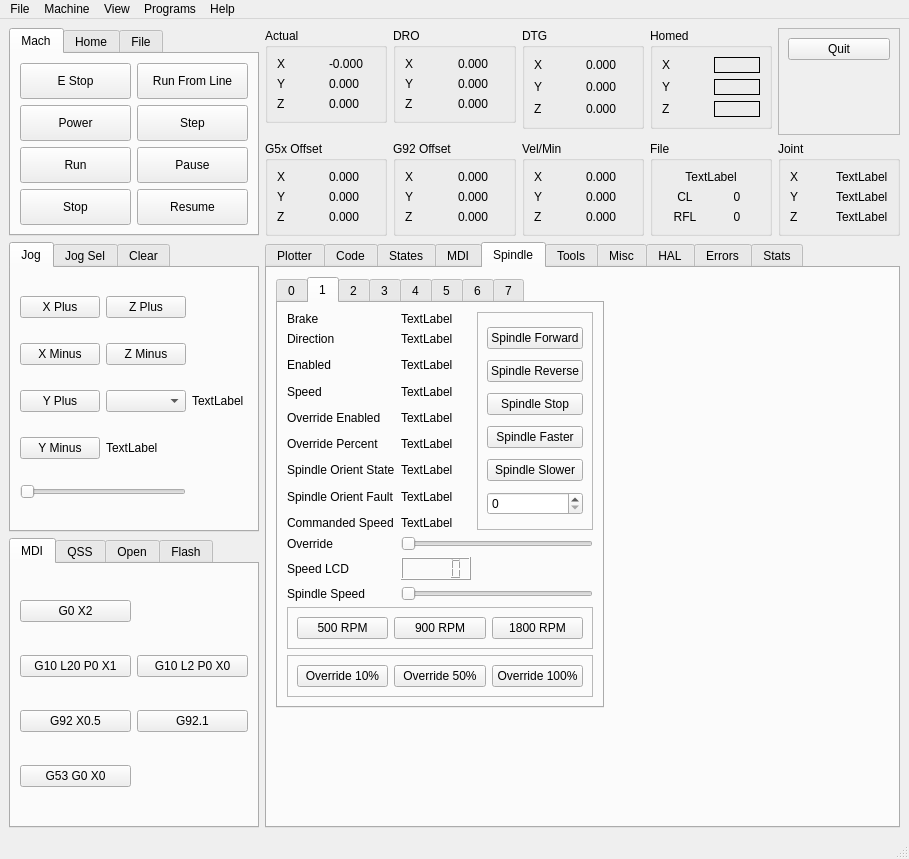
Old version of the form examples/testgui/multi-spindle.ui in the repository jethornton/flexgui.
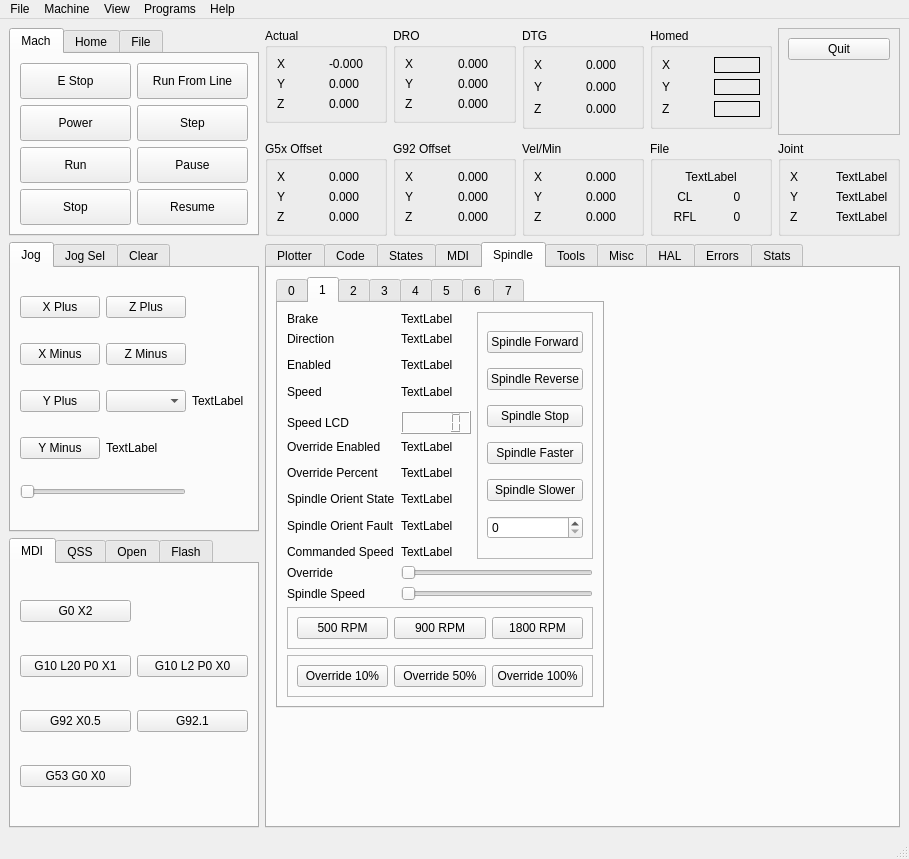
New version of the form. The open tabs and pages were chosen to show the change.

```diff
--- a/examples/testgui/multi-spindle.ui
+++ b/examples/testgui/multi-spindle.ui
@@ -1101,125 +1101,7 @@
             <string>1</string>
            </attribute>
            <layout class="QGridLayout" name="gridLayout_35">
-            <item row="1" column="1">
-             <widget class="QLabel" name="spindle_direction_1_lb">
-              <property name="text">
-               <string>TextLabel</string>
-              </property>
-             </widget>
-            </item>
-            <item row="15" column="0">
-             <widget class="QLabel" name="label_64">
-              <property name="text">
-               <string>Commanded Speed</string>
-              </property>
-             </widget>
-            </item>
-            <item row="15" column="1">
-             <widget class="QLabel" name="spindle_cmd_speed_1_lb">
-              <property name="text">
-               <string>TextLabel</string>
-              </property>
-             </widget>
-            </item>
-            <item row="9" column="0">
-             <widget class="QLabel" name="label_63">
-              <property name="text">
-               <string>Override Percent</string>
-              </property>
-             </widget>
-            </item>
-            <item row="13" column="0">
-             <widget class="QLabel" name="label_123">
-              <property name="text">
-               <string>Spindle Orient Fault</string>
-              </property>
-             </widget>
-            </item>
-            <item row="13" column="1">
-             <widget class="QLabel" name="spindle_orient_fault_1_lb">
-              <property name="text">
-               <string>TextLabel</string>
-              </property>
-             </widget>
-            </item>
-            <item row="11" column="1">
-             <widget class="QLabel" name="spindle_orient_state_1_lb">
-              <property name="text">
-               <string>TextLabel</string>
-              </property>
-             </widget>
-            </item>
-            <item row="5" column="1">
-             <widget class="QLabel" name="spindle_speed_1_lb">
-              <property name="text">
-               <string>TextLabel</string>
-              </property>
-             </widget>
-            </item>
-            <item row="3" column="0">
-             <widget class="QLabel" name="label_65">
-              <property name="text">
-               <string>Enabled</string>
-              </property>
-             </widget>
-            </item>
-            <item row="17" column="0">
-             <widget class="QLabel" name="label_129">
-              <property name="text">
-               <string>Speed LCD</string>
-              </property>
-             </widget>
-            </item>
-            <item row="16" column="0">
-             <widget class="QLabel" name="label_62">
-              <property name="text">
-               <string>Override</string>
-              </property>
-             </widget>
-            </item>
-            <item row="5" column="0">
-             <widget class="QLabel" name="label_67">
-              <property name="text">
-               <string>Speed</string>
-              </property>
-             </widget>
-            </item>
-            <item row="1" column="0">
-             <widget class="QLabel" name="label_68">
-              <property name="text">
-               <string>Direction</string>
-              </property>
-             </widget>
-            </item>
-            <item row="17" column="1">
-             <widget class="QLCDNumber" name="spindle_speed_1_lcd"/>
-            </item>
-            <item row="7" column="0">
-             <widget class="QLabel" name="label_115">
-              <property name="text">
-               <string>Override Enabled</string>
-              </property>
-             </widget>
-            </item>
-            <item row="16" column="1" colspan="2">
-             <widget class="QSlider" name="spindle_override_1_sl">
-              <property name="maximum">
-               <number>100</number>
-              </property>
-              <property name="orientation">
-               <enum>Qt::Horizontal</enum>
-              </property>
-             </widget>
-            </item>
-            <item row="0" column="0">
-             <widget class="QLabel" name="label_66">
-              <property name="text">
-               <string>Brake</string>
-              </property>
-             </widget>
-            </item>
-            <item row="19" column="0" colspan="3">
+            <item row="20" column="0" colspan="3">
              <widget class="QFrame" name="frame_11">
               <property name="frameShape">
                <enum>QFrame::StyledPanel</enum>
@@ -1252,64 +1134,42 @@
               </layout>
              </widget>
             </item>
-            <item row="11" column="0">
-             <widget class="QLabel" name="label_122">
+            <item row="3" column="1">
+             <widget class="QLabel" name="spindle_enabled_1_lb">
               <property name="text">
-               <string>Spindle Orient State</string>
+               <string>TextLabel</string>
               </property>
              </widget>
             </item>
-            <item row="0" column="2" rowspan="16">
-             <widget class="QFrame" name="frame_3">
-              <property name="frameShape">
-               <enum>QFrame::StyledPanel</enum>
+            <item row="19" column="1" colspan="2">
+             <widget class="QSlider" name="spindle_speed_1_sl">
+              <property name="orientation">
+               <enum>Qt::Horizontal</enum>
               </property>
-              <property name="frameShadow">
-               <enum>QFrame::Raised</enum>
+             </widget>
+            </item>
+            <item row="8" column="0">
+             <widget class="QLabel" name="label_115">
+              <property name="text">
+               <string>Override Enabled</string>
               </property>
-              <layout class="QGridLayout" name="gridLayout_43">
-               <item row="0" column="0">
-                <widget class="QPushButton" name="spindle_fwd_1_pb">
-                 <property name="text">
-                  <string>Spindle Forward</string>
-                 </property>
-                </widget>
-               </item>
-               <item row="1" column="0">
-                <widget class="QPushButton" name="spindle_rev_1_pb">
-                 <property name="text">
-                  <string>Spindle Reverse</string>
-                 </property>
-                </widget>
-               </item>
-               <item row="4" column="0">
-                <widget class="QPushButton" name="spindle_minus_1_pb">
-                 <property name="text">
-                  <string>Spindle Slower</string>
-                 </property>
-                </widget>
-               </item>
-               <item row="2" column="0">
-                <widget class="QPushButton" name="spindle_stop_1_pb">
-                 <property name="text">
-                  <string>Spindle Stop</string>
-                 </property>
-                </widget>
-               </item>
-               <item row="3" column="0">
-                <widget class="QPushButton" name="spindle_plus_1_pb">
-                 <property name="text">
-                  <string>Spindle Faster</string>
-                 </property>
-                </widget>
-               </item>
-               <item row="5" column="0">
-                <widget class="QSpinBox" name="spindle_speed_1_sb"/>
-               </item>
-              </layout>
              </widget>
             </item>
-            <item row="21" column="0" colspan="3">
+            <item row="14" column="1">
+             <widget class="QLabel" name="spindle_orient_fault_1_lb">
+              <property name="text">
+               <string>TextLabel</string>
+              </property>
+             </widget>
+            </item>
+            <item row="8" column="1">
+             <widget class="QLabel" name="spindle_override_enabled_1_lb">
+              <property name="text">
+               <string>TextLabel</string>
+              </property>
+             </widget>
+            </item>
+            <item row="22" column="0" colspan="3">
              <widget class="QFrame" name="frame_10">
               <property name="frameShape">
                <enum>QFrame::StyledPanel</enum>
@@ -1342,27 +1202,171 @@
               </layout>
              </widget>
             </item>
-            <item row="3" column="1">
-             <widget class="QLabel" name="spindle_enabled_1_lb">
+            <item row="16" column="0">
+             <widget class="QLabel" name="label_64">
               <property name="text">
+               <string>Commanded Speed</string>
+              </property>
+             </widget>
+            </item>
+            <item row="19" column="0">
+             <widget class="QLabel" name="label_152">
+              <property name="text">
+               <string>Spindle Speed</string>
+              </property>
+             </widget>
+            </item>
+            <item row="1" column="1">
+             <widget class="QLabel" name="spindle_direction_1_lb">
+              <property name="text">
                <string>TextLabel</string>
               </property>
              </widget>
             </item>
-            <item row="7" column="1">
-             <widget class="QLabel" name="spindle_override_enabled_1_lb">
+            <item row="17" column="1" colspan="2">
+             <widget class="QSlider" name="spindle_override_1_sl">
+              <property name="maximum">
+               <number>100</number>
+              </property>
+              <property name="orientation">
+               <enum>Qt::Horizontal</enum>
+              </property>
+             </widget>
+            </item>
+            <item row="5" column="0">
+             <widget class="QLabel" name="label_67">
               <property name="text">
+               <string>Speed</string>
+              </property>
+             </widget>
+            </item>
+            <item row="3" column="0">
+             <widget class="QLabel" name="label_65">
+              <property name="text">
+               <string>Enabled</string>
+              </property>
+             </widget>
+            </item>
+            <item row="12" column="0">
+             <widget class="QLabel" name="label_122">
+              <property name="text">
+               <string>Spindle Orient State</string>
+              </property>
+             </widget>
+            </item>
+            <item row="12" column="1">
+             <widget class="QLabel" name="spindle_orient_state_1_lb">
+              <property name="text">
                <string>TextLabel</string>
               </property>
              </widget>
             </item>
-            <item row="9" column="1">
+            <item row="1" column="0">
+             <widget class="QLabel" name="label_68">
+              <property name="text">
+               <string>Direction</string>
+              </property>
+             </widget>
+            </item>
+            <item row="5" column="1">
+             <widget class="QLabel" name="spindle_speed_1_lb">
+              <property name="text">
+               <string>TextLabel</string>
+              </property>
+             </widget>
+            </item>
+            <item row="10" column="0">
+             <widget class="QLabel" name="label_63">
+              <property name="text">
+               <string>Override Percent</string>
+              </property>
+             </widget>
+            </item>
+            <item row="16" column="1">
+             <widget class="QLabel" name="spindle_cmd_speed_1_lb">
+              <property name="text">
+               <string>TextLabel</string>
+              </property>
+             </widget>
+            </item>
+            <item row="0" column="0">
+             <widget class="QLabel" name="label_66">
+              <property name="text">
+               <string>Brake</string>
+              </property>
+             </widget>
+            </item>
+            <item row="0" column="2" rowspan="17">
+             <widget class="QFrame" name="frame_3">
+              <property name="frameShape">
+               <enum>QFrame::StyledPanel</enum>
+              </property>
+              <property name="frameShadow">
+               <enum>QFrame::Raised</enum>
+              </property>
+              <layout class="QGridLayout" name="gridLayout_43">
+               <item row="0" column="0">
+                <widget class="QPushButton" name="spindle_fwd_1_pb">
+                 <property name="text">
+                  <string>Spindle Forward</string>
+                 </property>
+                </widget>
+               </item>
+               <item row="1" column="0">
+                <widget class="QPushButton" name="spindle_rev_1_pb">
+                 <property name="text">
+                  <string>Spindle Reverse</string>
+                 </property>
+                </widget>
+               </item>
+               <item row="4" column="0">
+                <widget class="QPushButton" name="spindle_minus_1_pb">
+                 <property name="text">
+                  <string>Spindle Slower</string>
+                 </property>
+                </widget>
+               </item>
+               <item row="2" column="0">
+                <widget class="QPushButton" name="spindle_stop_1_pb">
+                 <property name="text">
+                  <string>Spindle Stop</string>
+                 </property>
+                </widget>
+               </item>
+               <item row="3" column="0">
+                <widget class="QPushButton" name="spindle_plus_1_pb">
+                 <property name="text">
+                  <string>Spindle Faster</string>
+                 </property>
+                </widget>
+               </item>
+               <item row="5" column="0">
+                <widget class="QSpinBox" name="spindle_speed_1_sb"/>
+               </item>
+              </layout>
+             </widget>
+            </item>
+            <item row="14" column="0">
+             <widget class="QLabel" name="label_123">
+              <property name="text">
+               <string>Spindle Orient Fault</string>
+              </property>
+             </widget>
+            </item>
+            <item row="10" column="1">
              <widget class="QLabel" name="spindle_override_1_lb">
               <property name="text">
                <string>TextLabel</string>
               </property>
              </widget>
             </item>
+            <item row="17" column="0">
+             <widget class="QLabel" name="label_62">
+              <property name="text">
+               <string>Override</string>
+              </property>
+             </widget>
+            </item>
             <item row="0" column="1">
              <widget class="QLabel" name="spindle_brake_1_lb">
               <property name="text">
@@ -1370,19 +1374,15 @@
               </property>
              </widget>
             </item>
-            <item row="18" column="0">
-             <widget class="QLabel" name="label_152">
+            <item row="7" column="0">
+             <widget class="QLabel" name="label_129">
               <property name="text">
-               <string>Spindle Speed</string>
+               <string>Speed LCD</string>
               </property>
              </widget>
             </item>
-            <item row="18" column="1" colspan="2">
-             <widget class="QSlider" name="spindle_speed_1_sl">
-              <property name="orientation">
-               <enum>Qt::Horizontal</enum>
-              </property>
-             </widget>
+            <item row="7" column="1">
+             <widget class="QLCDNumber" name="spindle_speed_1_lcd"/>
             </item>
            </layout>
           </widget>
```
Left out of the diff: 3314 changed lines with no effect on the pictures.
